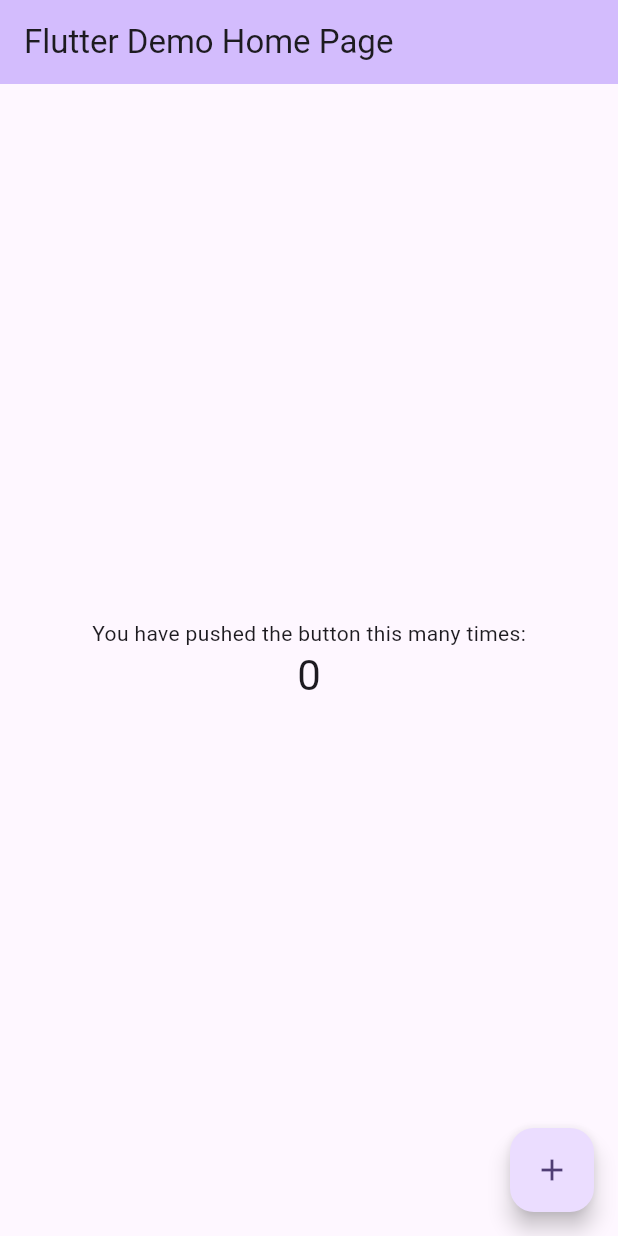
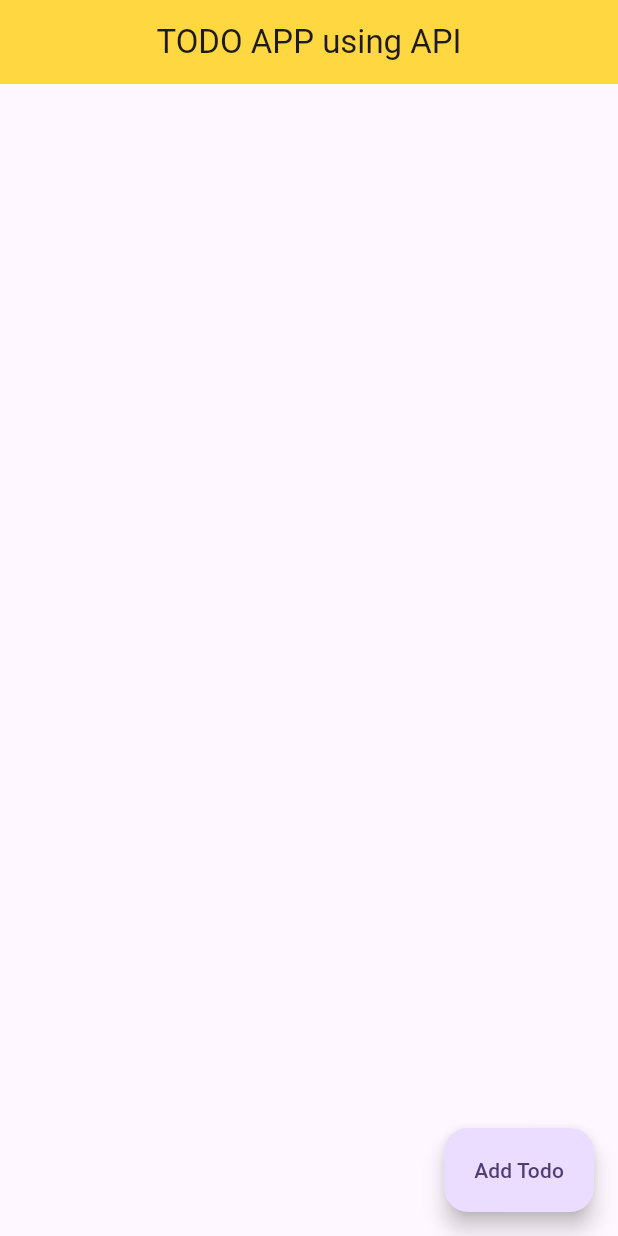
Before and after one commit to JayaramDhungana/todo_app_using_api, a Flutter app: the screen it shows after launch, on a phone screen of 412 x 824 dp. Run offline on Flutter 3.47's test engine with Material 3 defaults, Android fonts, the phone set to English and light mode, and no system bars.

Commit message:
basic UI

```diff
--- a/todo_app/lib/main.dart
+++ b/todo_app/lib/main.dart
@@ -1,4 +1,5 @@
 import 'package:flutter/material.dart';
+import 'package:todo_app/todo_app/todo_list.dart';
 
 void main() {
   runApp(const MyApp());
@@ -13,113 +14,11 @@ class MyApp extends StatelessWidget {
     return MaterialApp(
       title: 'Flutter Demo',
       theme: ThemeData(
-        // This is the theme of your application.
-        //
-        // TRY THIS: Try running your application with "flutter run". You'll see
-        // the application has a purple toolbar. Then, without quitting the app,
-        // try changing the seedColor in the colorScheme below to Colors.green
-        // and then invoke "hot reload" (save your changes or press the "hot
-        // reload" button in a Flutter-supported IDE, or press "r" if you used
-        // the command line to start the app).
-        //
-        // Notice that the counter didn't reset back to zero; the application
-        // state is not lost during the reload. To reset the state, use hot
-        // restart instead.
-        //
-        // This works for code too, not just values: Most code changes can be
-        // tested with just a hot reload.
+
         colorScheme: ColorScheme.fromSeed(seedColor: Colors.deepPurple),
         useMaterial3: true,
       ),
-      home: const MyHomePage(title: 'Flutter Demo Home Page'),
+      home: const TodoListPage(),
     );
   }
 }
-
-class MyHomePage extends StatefulWidget {
-  const MyHomePage({super.key, required this.title});
-
-  // This widget is the home page of your application. It is stateful, meaning
-  // that it has a State object (defined below) that contains fields that affect
-  // how it looks.
-
-  // This class is the configuration for the state. It holds the values (in this
-  // case the title) provided by the parent (in this case the App widget) and
-  // used by the build method of the State. Fields in a Widget subclass are
-  // always marked "final".
-
-  final String title;
-
-  @override
-  State<MyHomePage> createState() => _MyHomePageState();
-}
-
-class _MyHomePageState extends State<MyHomePage> {
-  int _counter = 0;
-
-  void _incrementCounter() {
-    setState(() {
-      // This call to setState tells the Flutter framework that something has
-      // changed in this State, which causes it to rerun the build method below
-      // so that the display can reflect the updated values. If we changed
-      // _counter without calling setState(), then the build method would not be
-      // called again, and so nothing would appear to happen.
-      _counter++;
-    });
-  }
-
-  @override
-  Widget build(BuildContext context) {
-    // This method is rerun every time setState is called, for instance as done
-    // by the _incrementCounter method above.
-    //
-    // The Flutter framework has been optimized to make rerunning build methods
-    // fast, so that you can just rebuild anything that needs updating rather
-    // than having to individually change instances of widgets.
-    return Scaffold(
-      appBar: AppBar(
-        // TRY THIS: Try changing the color here to a specific color (to
-        // Colors.amber, perhaps?) and trigger a hot reload to see the AppBar
-        // change color while the other colors stay the same.
-        backgroundColor: Theme.of(context).colorScheme.inversePrimary,
-        // Here we take the value from the MyHomePage object that was created by
-        // the App.build method, and use it to set our appbar title.
-        title: Text(widget.title),
-      ),
-      body: Center(
-        // Center is a layout widget. It takes a single child and positions it
-        // in the middle of the parent.
-        child: Column(
-          // Column is also a layout widget. It takes a list of children and
-          // arranges them vertically. By default, it sizes itself to fit its
-          // children horizontally, and tries to be as tall as its parent.
-          //
-          // Column has various properties to control how it sizes itself and
-          // how it positions its children. Here we use mainAxisAlignment to
-          // center the children vertically; the main axis here is the vertical
-          // axis because Columns are vertical (the cross axis would be
-          // horizontal).
-          //
-          // TRY THIS: Invoke "debug painting" (choose the "Toggle Debug Paint"
-          // action in the IDE, or press "p" in the console), to see the
-          // wireframe for each widget.
-          mainAxisAlignment: MainAxisAlignment.center,
-          children: <Widget>[
-            const Text(
-              'You have pushed the button this many times:',
-            ),
-            Text(
-              '$_counter',
-              style: Theme.of(context).textTheme.headlineMedium,
-            ),
-          ],
-        ),
-      ),
-      floatingActionButton: FloatingActionButton(
-        onPressed: _incrementCounter,
-        tooltip: 'Increment',
-        child: const Icon(Icons.add),
-      ), // This trailing comma makes auto-formatting nicer for build methods.
-    );
-  }
-}
--- /dev/null
+++ b/todo_app/lib/todo_app/add_page.dart
@@ -0,0 +1,21 @@
+import 'package:flutter/material.dart';
+
+class AddTodoPage extends StatefulWidget {
+  const AddTodoPage({super.key});
+
+  @override
+  State<AddTodoPage> createState() => _AddTodoPageState();
+}
+
+class _AddTodoPageState extends State<AddTodoPage> {
+  @override
+  Widget build(BuildContext context) {
+    return Scaffold(
+      appBar: AppBar(
+        centerTitle: true,
+        backgroundColor: Colors.green,
+        title: Text("Add ToDo"),
+      ),
+    );
+  }
+}
--- /dev/null
+++ b/todo_app/lib/todo_app/todo_list.dart
@@ -0,0 +1,33 @@
+
+import 'package:flutter/material.dart';
+import 'package:todo_app/todo_app/add_page.dart';
+
+class TodoListPage extends StatefulWidget {
+  const TodoListPage({super.key});
+
+  @override
+  State<TodoListPage> createState() => _TodoListPageState();
+}
+
+class _TodoListPageState extends State<TodoListPage> {
+  @override
+  Widget build(BuildContext context) {
+    return Scaffold(
+      appBar: AppBar(
+        centerTitle: true,
+        backgroundColor: Colors.amberAccent,
+        title: Text("TODO APP using API"),
+      ),
+      floatingActionButton: FloatingActionButton.extended(
+        label: Text("Add Todo"),
+        onPressed: ToNavigateToAddPage,
+      ),
+    );
+  }
+
+  void ToNavigateToAddPage() {
+    Navigator.push(context, MaterialPageRoute(builder: (context) {
+      return AddTodoPage();
+    }));
+  }
+}
```
